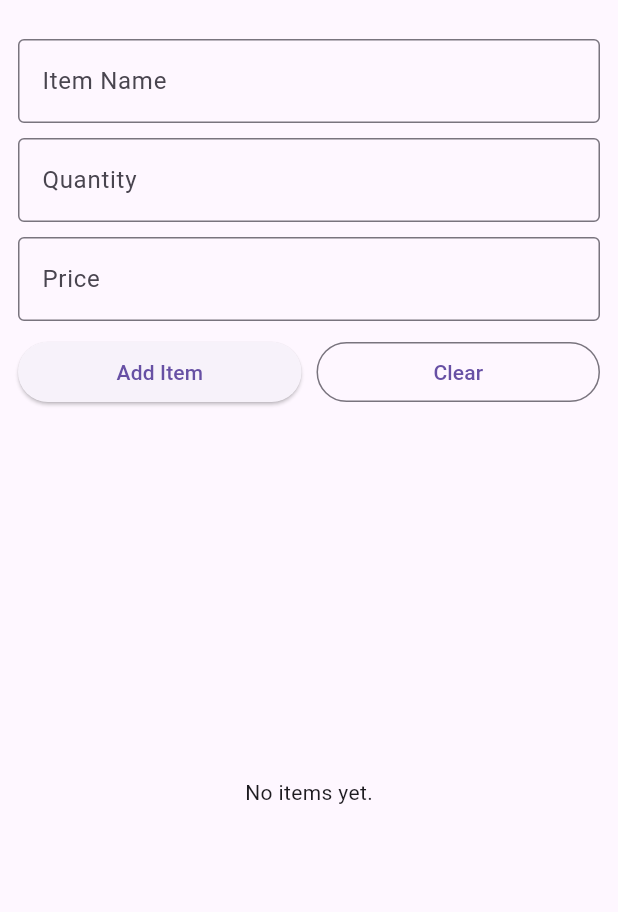
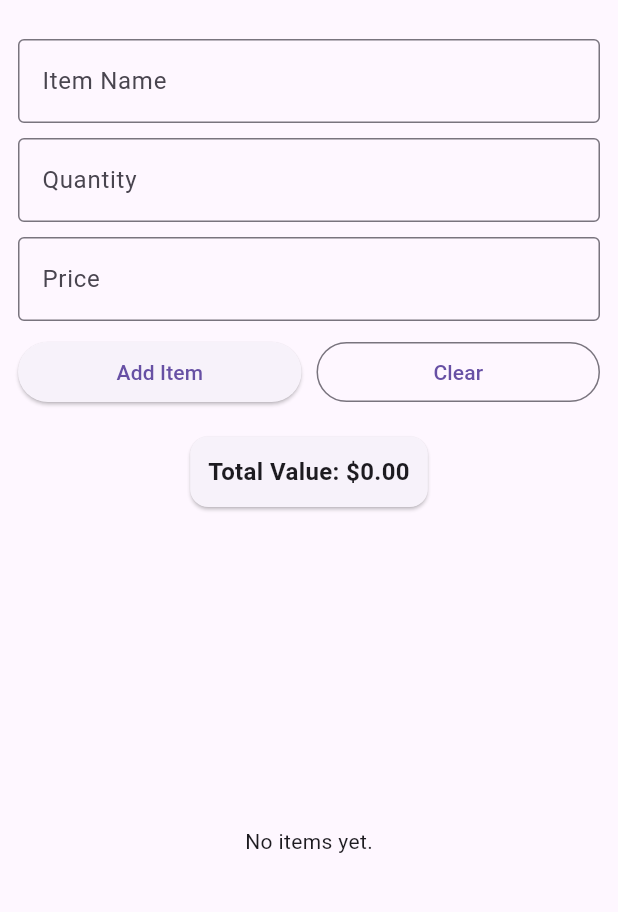
Before and after one commit to mordani26/inventory_app, a Flutter app: the screen it shows after launch, on a phone screen of 412 x 824 dp, the part 63-975 px from its top. Run offline on Flutter 3.47's test engine with Material 3 defaults, Android fonts, the phone set to English and light mode, and no system bars; our stand-ins replace cloud_firestore, firebase_core; accounts and stored records are empty.

Commit message:
Add total value and low stock features

```diff
--- a/lib/screens/home_screen.dart
+++ b/lib/screens/home_screen.dart
@@ -155,6 +155,34 @@ class _HomeScreenState extends State<HomeScreen> {
               ),
             ),
             const SizedBox(height: 15),
+
+            StreamBuilder<List<Item>>(
+              stream: service.streamItems(),
+              builder: (context, snapshot) {
+                final items = snapshot.data ?? [];
+                double total = 0;
+
+                for (var item in items) {
+                  total += item.quantity * item.price;
+                }
+
+                return Card(
+                  child: Padding(
+                    padding: const EdgeInsets.all(12),
+                    child: Text(
+                      'Total Value: \$${total.toStringAsFixed(2)}',
+                      style: const TextStyle(
+                        fontSize: 16,
+                        fontWeight: FontWeight.bold,
+                      ),
+                    ),
+                  ),
+                );
+              },
+            ),
+
+            const SizedBox(height: 10),
+
             Expanded(
               child: StreamBuilder<List<Item>>(
                 stream: service.streamItems(),
@@ -181,8 +209,18 @@ class _HomeScreenState extends State<HomeScreen> {
                       return Card(
                         child: ListTile(
                           title: Text(item.name),
-                          subtitle: Text(
-                            'Qty: ${item.quantity} | Price: \$${item.price.toStringAsFixed(2)}',
+                          subtitle: Column(
+                            crossAxisAlignment: CrossAxisAlignment.start,
+                            children: [
+                              Text(
+                                'Qty: ${item.quantity} | Price: \$${item.price.toStringAsFixed(2)}',
+                              ),
+                              if (item.quantity < 2)
+                                const Text(
+                                  '⚠️ Low Stock',
+                                  style: TextStyle(color: Colors.red),
+                                ),
+                            ],
                           ),
                           trailing: Row(
                             mainAxisSize: MainAxisSize.min,
```
